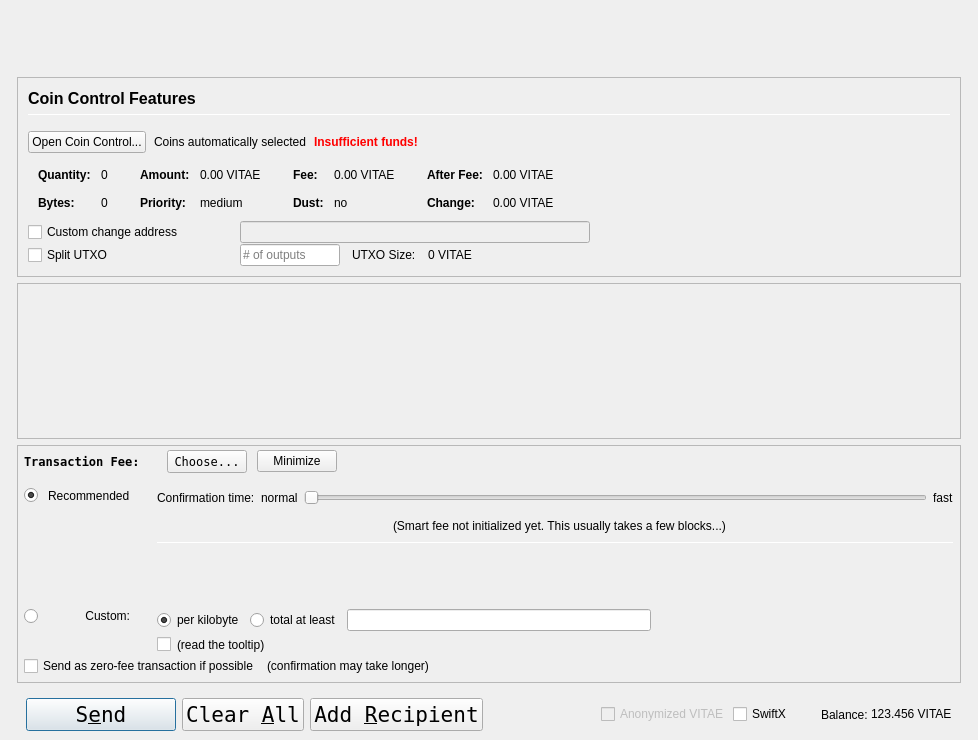
The window that src/qt/forms/sendcoinsdialog.ui (wqking-misc/AureusXIV) describes before a commit, drawn with Qt 5.
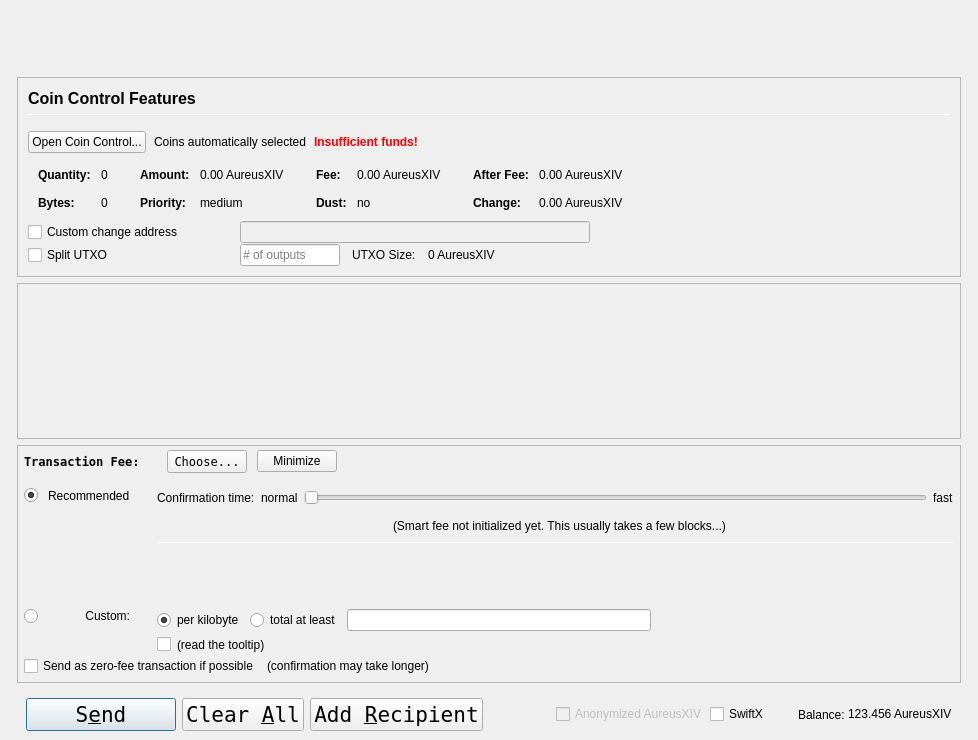
The same window after the commit. Custom widgets are drawn as their Qt base class.

What changed in the file:
```diff
--- a/src/qt/forms/sendcoinsdialog.ui
+++ b/src/qt/forms/sendcoinsdialog.ui
@@ -464,7 +464,7 @@
                         <enum>Qt::ActionsContextMenu</enum>
                        </property>
                        <property name="text">
-                        <string notr="true">0.00 VITAE</string>
+                        <string notr="true">0.00 AureusXIV</string>
                        </property>
                        <property name="textInteractionFlags">
                         <set>Qt::LinksAccessibleByMouse|Qt::TextSelectableByKeyboard|Qt::TextSelectableByMouse</set>
@@ -544,7 +544,7 @@
                         <enum>Qt::ActionsContextMenu</enum>
                        </property>
                        <property name="text">
-                        <string notr="true">0.00 VITAE</string>
+                        <string notr="true">0.00 AureusXIV</string>
                        </property>
                        <property name="textInteractionFlags">
                         <set>Qt::LinksAccessibleByMouse|Qt::TextSelectableByKeyboard|Qt::TextSelectableByMouse</set>
@@ -624,7 +624,7 @@
                         <enum>Qt::ActionsContextMenu</enum>
                        </property>
                        <property name="text">
-                        <string notr="true">0.00 VITAE</string>
+                        <string notr="true">0.00 AureusXIV</string>
                        </property>
                        <property name="textInteractionFlags">
                         <set>Qt::LinksAccessibleByMouse|Qt::TextSelectableByKeyboard|Qt::TextSelectableByMouse</set>
@@ -653,7 +653,7 @@
                         <enum>Qt::ActionsContextMenu</enum>
                        </property>
                        <property name="text">
-                        <string notr="true">0.00 VITAE</string>
+                        <string notr="true">0.00 AureusXIV</string>
                        </property>
                        <property name="textInteractionFlags">
                         <set>Qt::LinksAccessibleByMouse|Qt::TextSelectableByKeyboard|Qt::TextSelectableByMouse</set>
@@ -820,7 +820,7 @@
                 <item>
                  <widget class="QLabel" name="labelBlockSize">
                   <property name="text">
-                   <string>0 VITAE</string>
+                   <string>0 AureusXIV</string>
                   </property>
                  </widget>
                 </item>
@@ -1675,7 +1675,7 @@
                 <bool>false</bool>
                </property>
                <property name="text">
-                <string>Anonymized VITAE</string>
+                <string>Anonymized AureusXIV</string>
                </property>
               </widget>
              </item>
@@ -1714,7 +1714,7 @@
                 <cursorShape>IBeamCursor</cursorShape>
                </property>
                <property name="text">
-                <string notr="true">123.456 VITAE</string>
+                <string notr="true">123.456 AureusXIV</string>
                </property>
                <property name="textInteractionFlags">
                 <set>Qt::LinksAccessibleByMouse|Qt::TextSelectableByKeyboard|Qt::TextSelectableByMouse</set>
```
Left out of the diff: 8 changed lines with no effect on the pictures.
